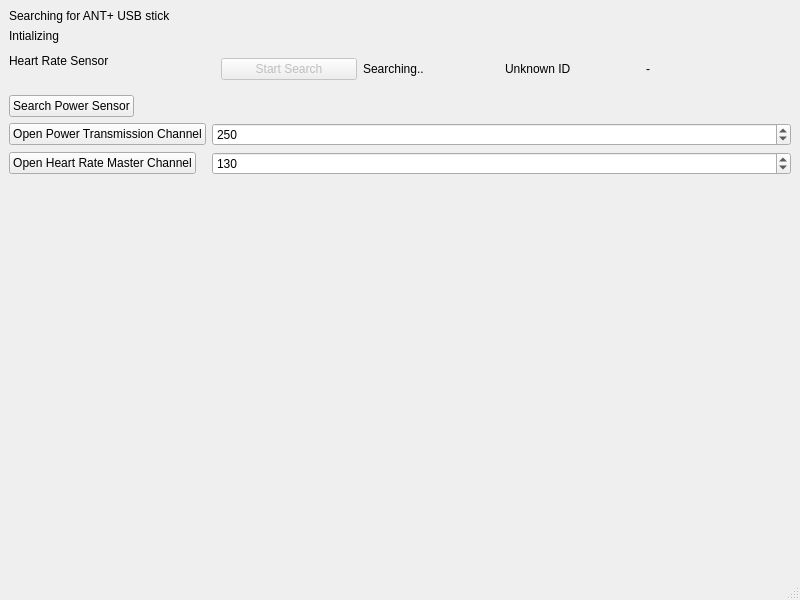
rsippl/big-ring, file anttestapp/anttestappmainwindow.ui: the form before one commit.
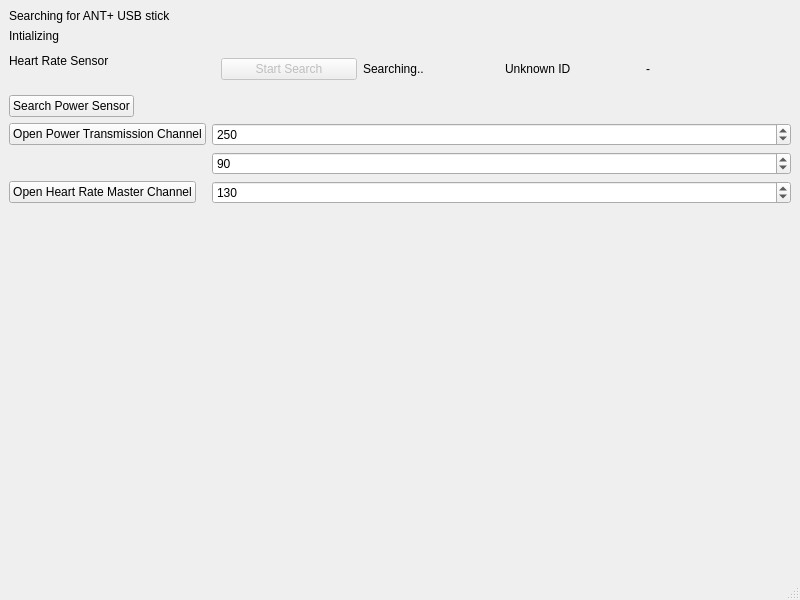
The form after the commit.

Commit message: add cadence to anttestap

Patch:
```diff
--- a/anttestapp/anttestappmainwindow.ui
+++ b/anttestapp/anttestappmainwindow.ui
@@ -100,14 +100,14 @@
       </property>
      </widget>
     </item>
-    <item row="6" column="0">
+    <item row="7" column="0">
      <widget class="QPushButton" name="hrMasterPushButton">
       <property name="text">
        <string>Open Heart Rate Master Channel</string>
       </property>
      </widget>
     </item>
-    <item row="6" column="1">
+    <item row="7" column="1">
      <widget class="QSpinBox" name="hrSpinBox">
       <property name="maximum">
        <number>200</number>
@@ -117,6 +117,16 @@
       </property>
      </widget>
     </item>
+    <item row="6" column="1">
+     <widget class="QSpinBox" name="cadenceSpinBox">
+      <property name="maximum">
+       <number>150</number>
+      </property>
+      <property name="value">
+       <number>90</number>
+      </property>
+     </widget>
+    </item>
    </layout>
   </widget>
   <widget class="QMenuBar" name="menubar">
```
The commit also changes 2 other files.
